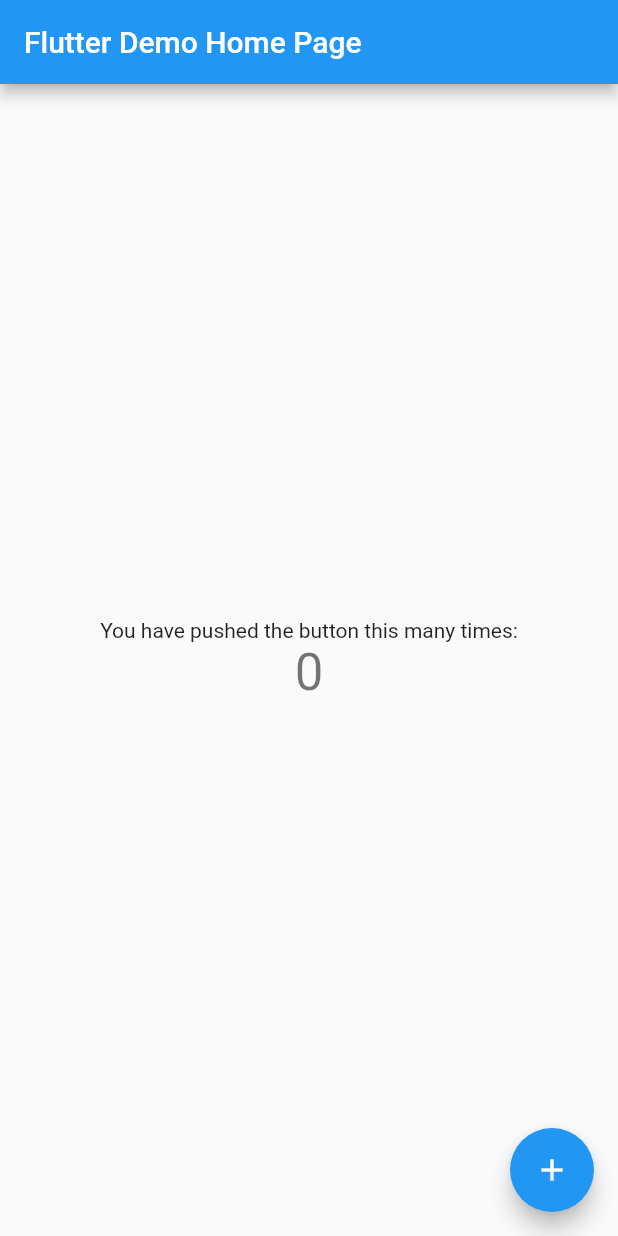
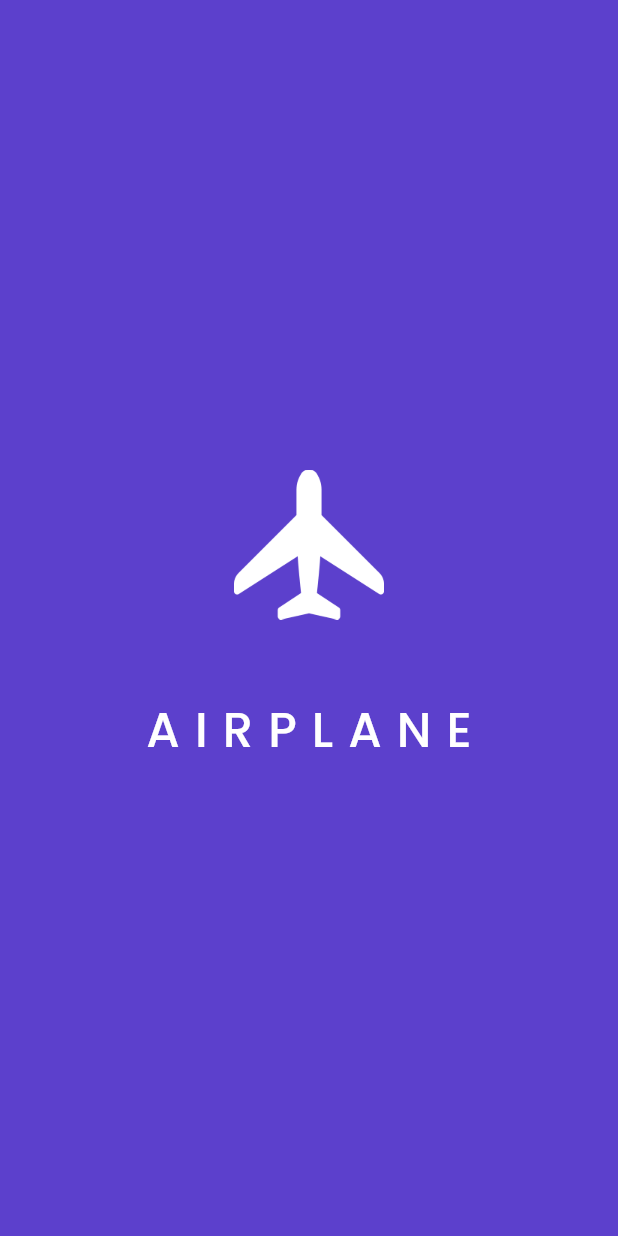
Before and after one commit to acepnurmansidik/MobileApp-Travel, a Flutter app: the screen it shows after launch, on a phone screen of 412 x 824 dp. Run offline on Flutter 3.47's test engine with Material 2 defaults, Android fonts, the phone set to English and light mode, and no system bars; our stand-ins replace google_fonts.

Commit message:
slicing splash page

```diff
--- a/lib/main.dart
+++ b/lib/main.dart
@@ -1,115 +1,16 @@
 import 'package:flutter/material.dart';
+import 'ui/pages/splash_page.dart';
 
-void main() {
-  runApp(const MyApp());
-}
+void main() => runApp(MyApp());
 
 class MyApp extends StatelessWidget {
-  const MyApp({Key? key}) : super(key: key);
+  const MyApp({ Key? key }) : super(key: key);
 
-  // This widget is the root of your application.
   @override
   Widget build(BuildContext context) {
     return MaterialApp(
-      title: 'Flutter Demo',
-      theme: ThemeData(
-        // This is the theme of your application.
-        //
-        // Try running your application with "flutter run". You'll see the
-        // application has a blue toolbar. Then, without quitting the app, try
-        // changing the primarySwatch below to Colors.green and then invoke
-        // "hot reload" (press "r" in the console where you ran "flutter run",
-        // or simply save your changes to "hot reload" in a Flutter IDE).
-        // Notice that the counter didn't reset back to zero; the application
-        // is not restarted.
-        primarySwatch: Colors.blue,
-      ),
-      home: const MyHomePage(title: 'Flutter Demo Home Page'),
+      debugShowCheckedModeBanner: false,
+      home: SplashPage(),
     );
   }
 }
-
-class MyHomePage extends StatefulWidget {
-  const MyHomePage({Key? key, required this.title}) : super(key: key);
-
-  // This widget is the home page of your application. It is stateful, meaning
-  // that it has a State object (defined below) that contains fields that affect
-  // how it looks.
-
-  // This class is the configuration for the state. It holds the values (in this
-  // case the title) provided by the parent (in this case the App widget) and
-  // used by the build method of the State. Fields in a Widget subclass are
-  // always marked "final".
-
-  final String title;
-
-  @override
-  State<MyHomePage> createState() => _MyHomePageState();
-}
-
-class _MyHomePageState extends State<MyHomePage> {
-  int _counter = 0;
-
-  void _incrementCounter() {
-    setState(() {
-      // This call to setState tells the Flutter framework that something has
-      // changed in this State, which causes it to rerun the build method below
-      // so that the display can reflect the updated values. If we changed
-      // _counter without calling setState(), then the build method would not be
-      // called again, and so nothing would appear to happen.
-      _counter++;
-    });
-  }
-
-  @override
-  Widget build(BuildContext context) {
-    // This method is rerun every time setState is called, for instance as done
-    // by the _incrementCounter method above.
-    //
-    // The Flutter framework has been optimized to make rerunning build methods
-    // fast, so that you can just rebuild anything that needs updating rather
-    // than having to individually change instances of widgets.
-    return Scaffold(
-      appBar: AppBar(
-        // Here we take the value from the MyHomePage object that was created by
-        // the App.build method, and use it to set our appbar title.
-        title: Text(widget.title),
-      ),
-      body: Center(
-        // Center is a layout widget. It takes a single child and positions it
-        // in the middle of the parent.
-        child: Column(
-          // Column is also a layout widget. It takes a list of children and
-          // arranges them vertically. By default, it sizes itself to fit its
-          // children horizontally, and tries to be as tall as its parent.
-          //
-          // Invoke "debug painting" (press "p" in the console, choose the
-          // "Toggle Debug Paint" action from the Flutter Inspector in Android
-          // Studio, or the "Toggle Debug Paint" command in Visual Studio Code)
-          // to see the wireframe for each widget.
-          //
-          // Column has various properties to control how it sizes itself and
-          // how it positions its children. Here we use mainAxisAlignment to
-          // center the children vertically; the main axis here is the vertical
-          // axis because Columns are vertical (the cross axis would be
-          // horizontal).
-          mainAxisAlignment: MainAxisAlignment.center,
-          children: <Widget>[
-            const Text(
-              'You have pushed the button this many times:',
-            ),
-            Text(
-              '$_counter',
-              style: Theme.of(context).textTheme.headline4,
-            ),
-          ],
-        ),
-      ),
-      floatingActionButton: FloatingActionButton(
-        onPressed: _incrementCounter,
-        tooltip: 'Increment',
-        child: const Icon(Icons.add),
-      ), // This trailing comma makes auto-formatting nicer for build methods.
-    );
-  }
-}
--- /dev/null
+++ b/lib/ui/pages/splash_page.dart
@@ -0,0 +1,36 @@
+import 'package:flutter/material.dart';
+import '../../shared/theme.dart';
+
+class SplashPage extends StatelessWidget {
+  const SplashPage({ Key? key }) : super(key: key);
+
+  @override
+  Widget build(BuildContext context) {
+    return Scaffold(
+      backgroundColor: kPrimaryColor,
+      body: Center(
+        child: Column(
+          mainAxisAlignment: MainAxisAlignment.center,
+          children: [
+            Container(
+              width: 100,
+              height: 100,
+              margin: EdgeInsets.only(bottom: 50),
+              decoration: BoxDecoration(
+                image: DecorationImage(image: AssetImage('assets/icons/plane_icon.png'))
+              ),
+            ),
+            Text(
+              'AIRPLANE',
+              style: whiteStyle.copyWith(
+                fontSize: 32,
+                letterSpacing: 10.08,
+                fontWeight: medium
+              ),
+            )
+          ],
+        ),
+      ),
+    );
+  }
+}
--- a/pubspec.yaml
+++ b/pubspec.yaml
@@ -58,7 +58,8 @@ flutter:
 
   # To add assets to your application, add an assets section, like this:
   assets:
-    - assets/
+    - assets/images/
+    - assets/icons/
 
   # An image asset can refer to one or more resolution-specific "variants", see
   # https://flutter.dev/assets-and-images/#resolution-aware.
```
Also changed, not shown: assets/icons/plane_icon.png (renamed from assets/icons/logo.png), lib/shared/theme.dart (renamed from lib/theme.dart).
